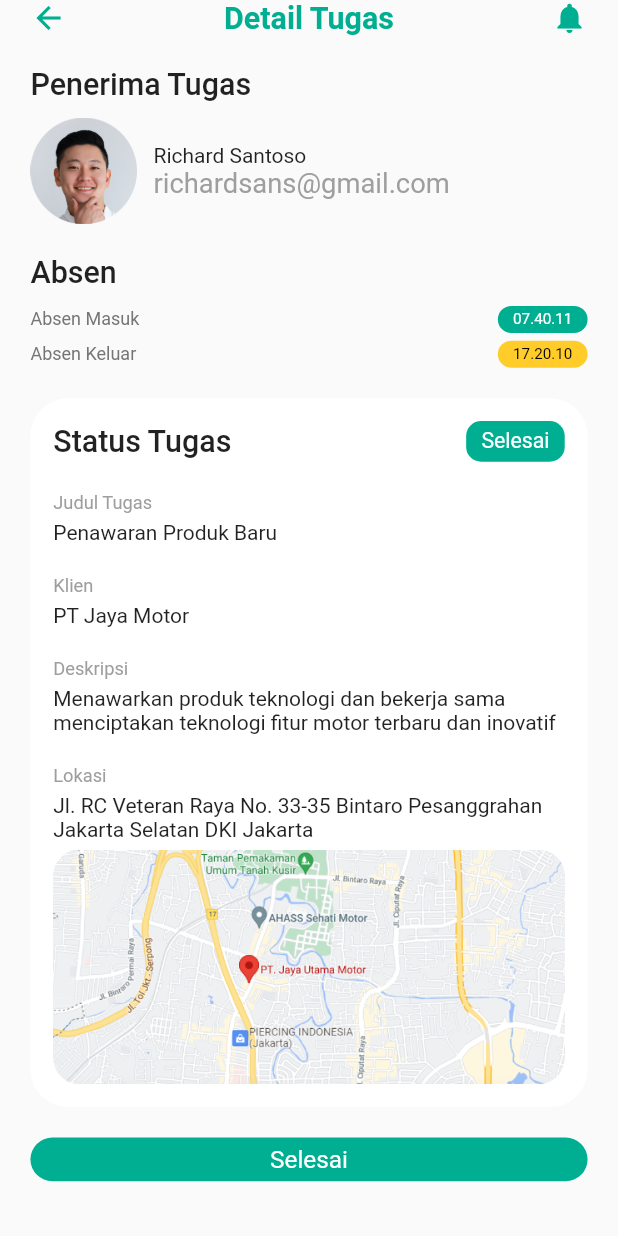
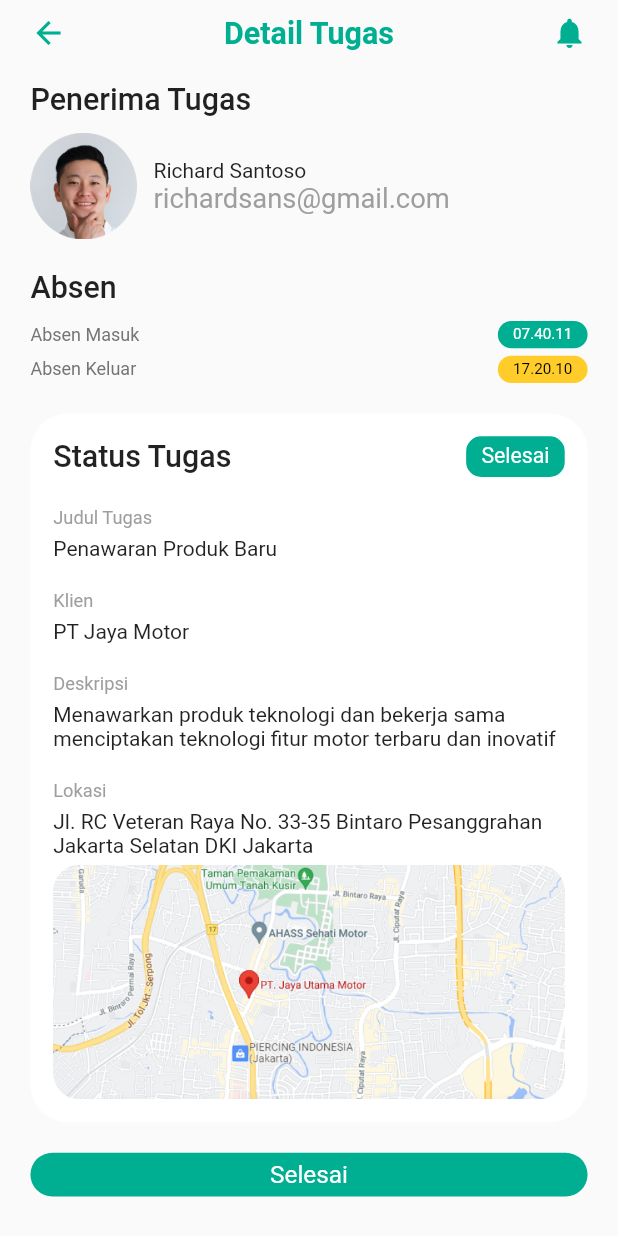
Before and after one commit to MuhammadFadliSyukur/syncrhonize, a Flutter app: the screen it shows after launch, after a tap on "Richard Santoso", on a phone screen of 412 x 824 dp. Run offline on Flutter 3.47's test engine with Material 2 defaults, Android fonts, the phone set to English and light mode, and no system bars; our stand-ins replace flutter_screenutil.

Commit message:
menyesuaikan tampilan

```diff
--- a/lib/pages/detail_page.dart
+++ b/lib/pages/detail_page.dart
@@ -39,10 +39,17 @@ class DetailPage extends StatelessWidget {
             child: Column(
               crossAxisAlignment: CrossAxisAlignment.start,
               children: [
-                Row(
+                Padding(
+                  padding: EdgeInsets.only(top: 10.h),
+                  child: Row(
                     mainAxisAlignment: MainAxisAlignment.spaceBetween,
                     children: [
-                    Icon(Icons.arrow_back, color: primaryColor),
+                      GestureDetector(
+                        onTap: () {
+                          Navigator.pop(context);
+                        },
+                        child: Icon(Icons.arrow_back, color: primaryColor),
+                      ),
                       Text(
                         'Detail Tugas',
                         style: TextStyle(
@@ -53,6 +60,7 @@ class DetailPage extends StatelessWidget {
                       ),
                       Icon(Icons.notifications, color: primaryColor)
                     ],
+                  ),
                 ),
                 SizedBox(height: 20.h),
                 Text('Penerima Tugas', style: titleTextStyle),
--- a/lib/pages/home_page.dart
+++ b/lib/pages/home_page.dart
@@ -16,7 +16,7 @@ class HomePage extends StatelessWidget {
             crossAxisAlignment: CrossAxisAlignment.start,
             children: [
               Padding(
-                padding: EdgeInsets.symmetric(horizontal: 20.h),
+                padding: EdgeInsets.fromLTRB(20.h, 10.h, 20.h, 0),
                 child: Row(
                   mainAxisAlignment: MainAxisAlignment.spaceBetween,
                   children: [
```
Lines whose indentation alone changed are shown as unchanged.
